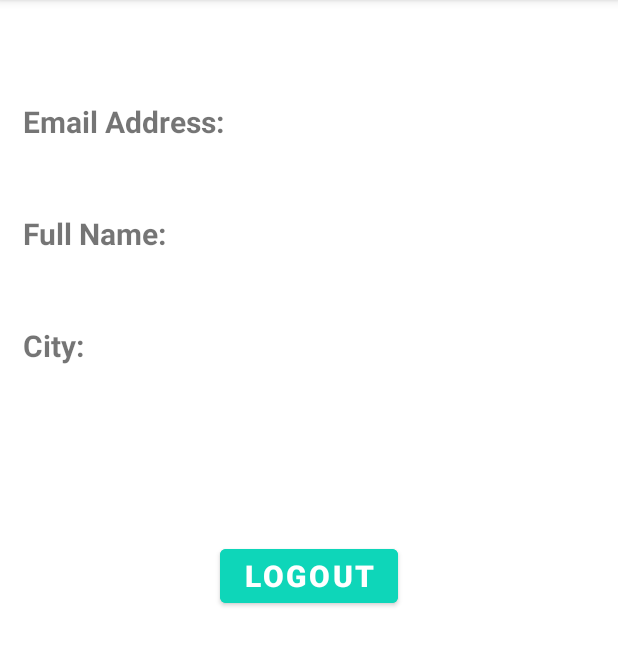
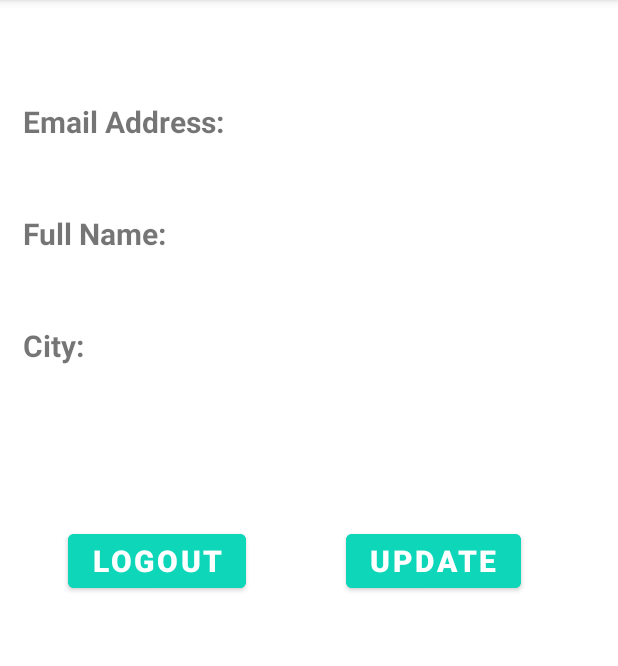
Before and after one commit to arielleslatus/CS5520-MobileAppDev-su21-Charitable, an Android app: the ProfileActivity screen opened directly, with no data from a screen before it, on a phone screen of 412 x 824 dp, the part 84-750 px from its top. Run offline under Robolectric (Android 15) with nearby library versions, the phone set to English and light mode, and no system bars; our stand-ins replace Firebase (no records; nobody signed in at launch, a user with empty details on screens opened directly).

Commit message:
add update profile button

```diff
--- a/app/src/main/java/edu/neu/charitable/ProfileActivity.java
+++ b/app/src/main/java/edu/neu/charitable/ProfileActivity.java
@@ -67,6 +67,8 @@ public class ProfileActivity extends AppCompatActivity {
 
             }
 
+
+
             @Override
             public void onCancelled(@NonNull DatabaseError error) {
                 Toast.makeText(ProfileActivity.this, "Somthing wrong happened!",
@@ -76,4 +78,6 @@ public class ProfileActivity extends AppCompatActivity {
             }
         });
     }
+
+
 }
--- a/app/src/main/java/edu/neu/charitable/RegisterUser.java
+++ b/app/src/main/java/edu/neu/charitable/RegisterUser.java
@@ -9,6 +9,7 @@ import android.util.Patterns;
 import android.view.View;
 import android.widget.Button;
 import android.widget.EditText;
+import android.widget.ImageView;
 import android.widget.ProgressBar;
 import android.widget.TextView;
 import android.widget.Toast;
@@ -44,6 +45,7 @@ public class RegisterUser extends AppCompatActivity implements View.OnClickListe
         editTextCity = (EditText) findViewById(R.id.city);
         editTextEmail = (EditText) findViewById(R.id.email);
         editTextPassword = (EditText) findViewById(R.id.password);
+
 
         progressBar = (ProgressBar) findViewById(R.id.progressBar);
     }
--- a/app/src/main/res/layout/activity_forgot_password.xml
+++ b/app/src/main/res/layout/activity_forgot_password.xml
@@ -25,7 +25,7 @@
         android:id="@+id/bannerDescrption"
         android:layout_width="wrap_content"
         android:layout_height="wrap_content"
-        android:text="awesome app:)"
+        android:text="Do good, feel good."
         android:textStyle="italic"
         android:textSize="14sp"
         android:textAlignment="center"
--- a/app/src/main/res/layout/activity_main.xml
+++ b/app/src/main/res/layout/activity_main.xml
@@ -25,7 +25,7 @@
         android:id="@+id/bannerDescrption"
         android:layout_width="wrap_content"
         android:layout_height="wrap_content"
-        android:text="awesome app:)"
+        android:text="Do good, feel good."
         android:textStyle="italic"
         android:textSize="14sp"
         android:textAlignment="center"
--- a/app/src/main/res/layout/activity_profile.xml
+++ b/app/src/main/res/layout/activity_profile.xml
@@ -88,15 +88,33 @@
         android:id="@+id/signOut"
         android:layout_width="wrap_content"
         android:layout_height="wrap_content"
+        android:backgroundTint="#0ED6B9"
         android:text="Logout"
-        android:textStyle="bold"
-        android:backgroundTint="#0ED6B9"
         android:textColor="#ffff"
         android:textSize="20sp"
+        android:textStyle="bold"
+        app:layout_constraintBottom_toBottomOf="parent"
+        app:layout_constraintHorizontal_bias="0.155"
+        app:layout_constraintLeft_toLeftOf="parent"
+        app:layout_constraintRight_toRightOf="parent"
         app:layout_constraintTop_toTopOf="parent"
+        app:layout_constraintVertical_bias="0.486" />
+
+    <Button
+        android:id="@+id/upDate"
+        android:layout_width="wrap_content"
+        android:layout_height="wrap_content"
+        android:backgroundTint="#0ED6B9"
+        android:onClick="update"
+        android:text="UPDATE"
+        android:textColor="#ffff"
+        android:textSize="20sp"
+        android:textStyle="bold"
+        app:layout_constraintBottom_toBottomOf="parent"
+        app:layout_constraintHorizontal_bias="0.782"
+        app:layout_constraintLeft_toLeftOf="parent"
         app:layout_constraintRight_toRightOf="parent"
-        app:layout_constraintLeft_toLeftOf="parent"
-        app:layout_constraintBottom_toBottomOf="parent"
-        />
+        app:layout_constraintTop_toTopOf="parent"
+        app:layout_constraintVertical_bias="0.486" />
 
 </androidx.constraintlayout.widget.ConstraintLayout>
```
Also changed, not shown: app/src/main/res/layout/activity_register_user.xml (+17 -24 lines).
